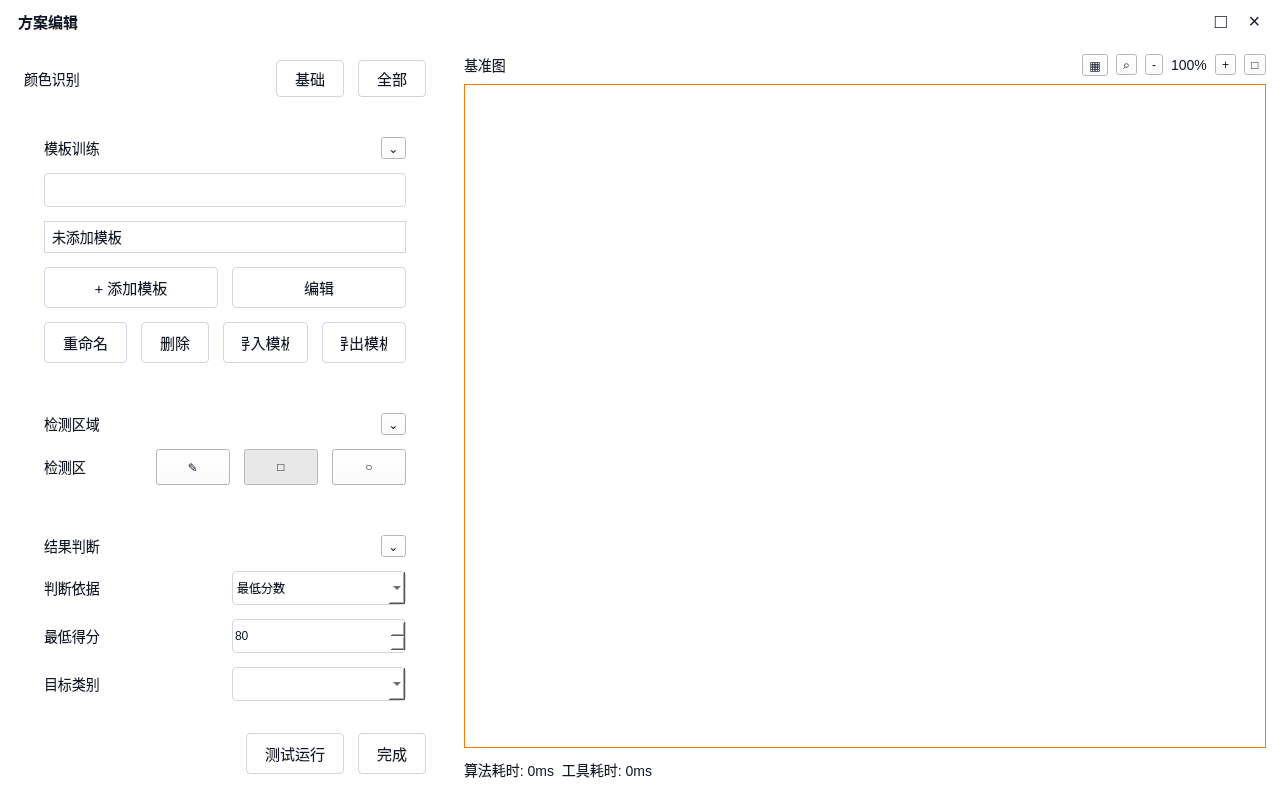
Before: the Qt Designer form ui/ColorRecognitionDialog.ui in kunlingertfk-lang/-v2-, drawn with Qt 5.
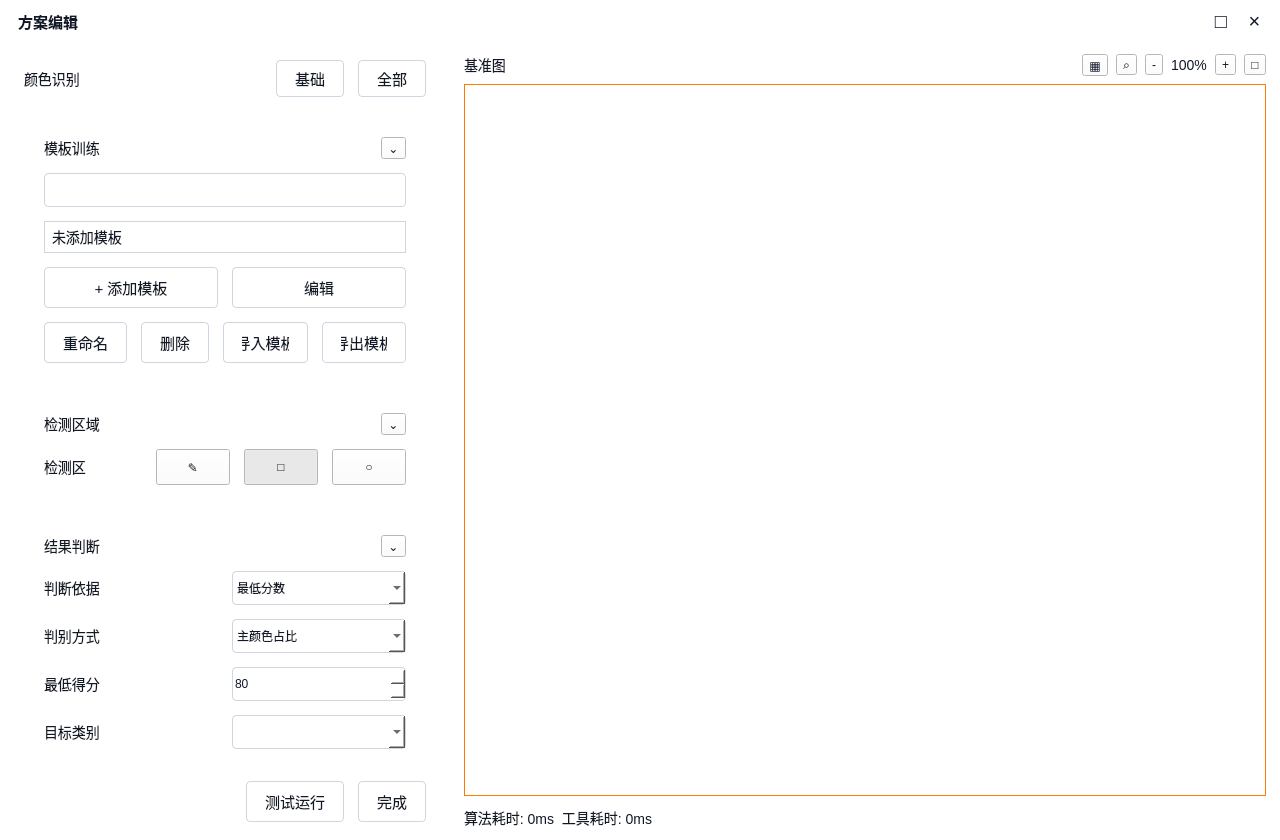
After: the same form once the commit is applied.

```diff
--- a/ui/ColorRecognitionDialog.ui
+++ b/ui/ColorRecognitionDialog.ui
@@ -219,6 +219,12 @@
                  <item><widget class="QComboBox" name="resultBasisComboBox"><item><property name="text"><string>最低分数</string></property></item><item><property name="text"><string>类别判断</string></property></item></widget></item>
                 </layout>
                </item>
+               <item>
+                <layout class="QHBoxLayout" name="colorDecisionModeLayout">
+                 <item><widget class="QLabel" name="colorDecisionModeLabel"><property name="minimumWidth"><number>118</number></property><property name="text"><string>判别方式</string></property><property name="role" stdset="0"><string>rowField</string></property></widget></item>
+                 <item><widget class="QComboBox" name="colorDecisionModeComboBox"><item><property name="text"><string>主颜色占比</string></property></item><item><property name="text"><string>整体相似度</string></property></item></widget></item>
+                </layout>
+               </item>
                <item>
                 <layout class="QHBoxLayout" name="minScoreLayout">
                  <item><widget class="QLabel" name="minScoreLabel"><property name="minimumWidth"><number>118</number></property><property name="text"><string>最低得分</string></property><property name="role" stdset="0"><string>rowField</string></property></widget></item>
```
